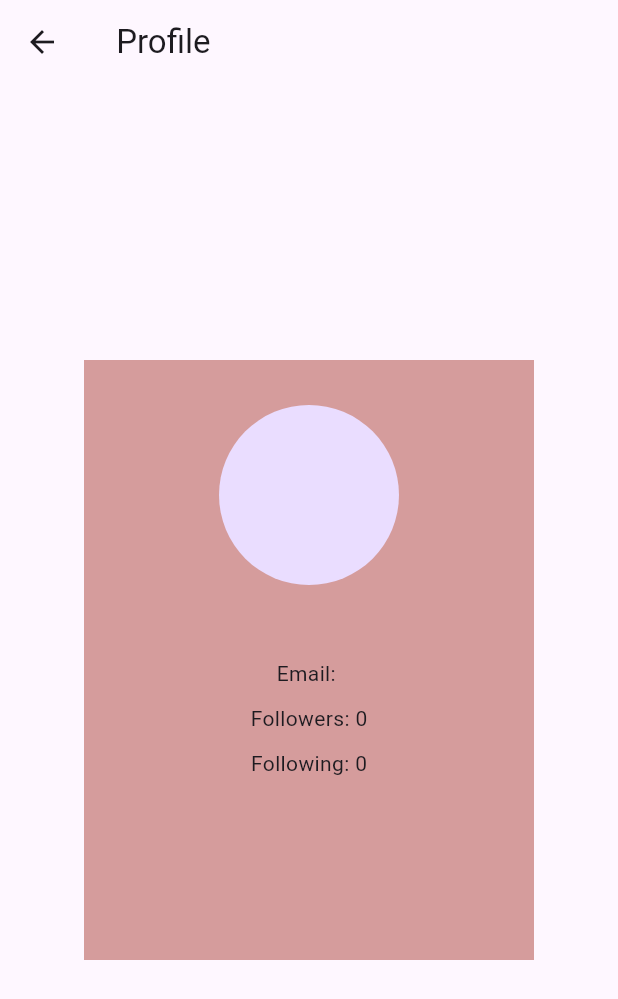
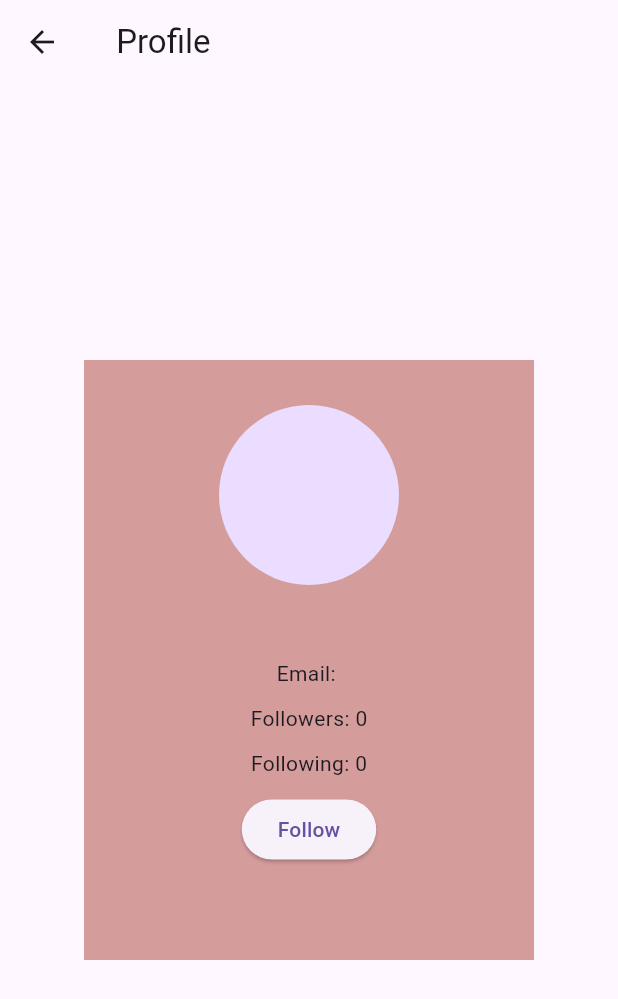
Before and after one commit to AdithyaAjeesh/Flutter_Firebase_Social_Media_app, a Flutter app: the UserProfileScreen screen opened directly with empty values, on a phone screen of 412 x 824 dp. Shown: the top 999 px of the screen. Run offline on Flutter 3.47's test engine with Material 3 defaults, Android fonts, the phone set to English and light mode, and no system bars; our stand-ins replace cloud_firestore, firebase_auth, firebase_core; accounts and stored records are empty; network calls fail.

Commit message:
first commit

```diff
--- a/lib/main.dart
+++ b/lib/main.dart
@@ -1,9 +1,9 @@
+
 import 'package:firebase_core/firebase_core.dart';
 import 'package:flutter/material.dart';
 import 'package:flutter_firebase_pegion_post/controller/firebase_controller.dart';
 import 'package:flutter_firebase_pegion_post/controller/user_controller.dart';
 import 'package:flutter_firebase_pegion_post/firebase_options.dart';
-import 'package:flutter_firebase_pegion_post/view/all_users_screen.dart';
 import 'package:flutter_firebase_pegion_post/view/startup_screens/login_screen.dart';
 import 'package:provider/provider.dart';
 
--- a/lib/service/firebase_auth.dart
+++ b/lib/service/firebase_auth.dart
@@ -1,4 +1,3 @@
-// ignore_for_file: use_build_context_synchronously
 
 import 'dart:developer';
 
@@ -59,6 +58,7 @@ class FirebaseAuthentication {
         },
       );
     }
+    return null;
   }
 
   Future<User?> loginAuth(
@@ -80,14 +80,15 @@ class FirebaseAuthentication {
     } on FirebaseAuthException catch (e) {
       log('$e');
     }
+    return null;
   }
 
   Future<void> logoutAuth(BuildContext context) async {
     try {
-      await firebaseAuth.signOut();
       Navigator.of(context).pushReplacement(MaterialPageRoute(
         builder: (context) => const LoginScreen(),
       ));
+      await firebaseAuth.signOut();
       log('Logged Out');
     } on FirebaseAuthException catch (e) {
       log('$e');
--- a/lib/view/user_profile_screen.dart
+++ b/lib/view/user_profile_screen.dart
@@ -1,10 +1,13 @@
 import 'package:flutter/material.dart';
+import 'package:flutter_firebase_pegion_post/controller/user_controller.dart';
+import 'package:provider/provider.dart';
 
 class UserProfileScreen extends StatelessWidget {
   final String name;
   final String email;
   final int followers;
   final int following;
+  final String userID;
 
   const UserProfileScreen({
     super.key,
@@ -12,20 +15,26 @@ class UserProfileScreen extends StatelessWidget {
     required this.email,
     required this.followers,
     required this.following,
+    required this.userID,
   });
 
   @override
   Widget build(BuildContext context) {
+    final provider = Provider.of<UserController>(context);
     return Scaffold(
       appBar: AppBar(
         title: Text('$name Profile'),
       ),
       body: Center(
-        child: Container(
+        child: FutureBuilder<bool>(
+            future: provider.checkIsFollowing(userID.toString()),
+            builder: (context, snapshot) {
+              bool isFollowig = snapshot.data!;
+              return Container(
                 height: 400,
                 width: 300,
-          decoration:
-              const BoxDecoration(color: Color.fromARGB(255, 213, 156, 156)),
+                decoration: const BoxDecoration(
+                    color: Color.fromARGB(255, 213, 156, 156)),
                 child: Column(
                   children: [
                     const SizedBox(height: 30),
@@ -46,9 +55,17 @@ class UserProfileScreen extends StatelessWidget {
                     Text('Followers: $followers'),
                     const SizedBox(height: 10),
                     Text('Following: $following'),
+                    const SizedBox(height: 10),
+                    ElevatedButton(
+                      onPressed: () {
+                        provider.followFunction(userID);
+                      },
+                      child: const Text('Follow'),
+                    ),
                   ],
                 ),
-        ),
+              );
+            }),
       ),
     );
   }
```
Also changed, not shown: lib/controller/user_controller.dart (+15 -0 lines), lib/service/user_service.dart (+64 -0 lines), lib/view/all_users_screen.dart (+12 -8 lines), firebase.json, lib/firebase_options.dart, 2 other files. Lines whose indentation alone changed are shown as unchanged.
